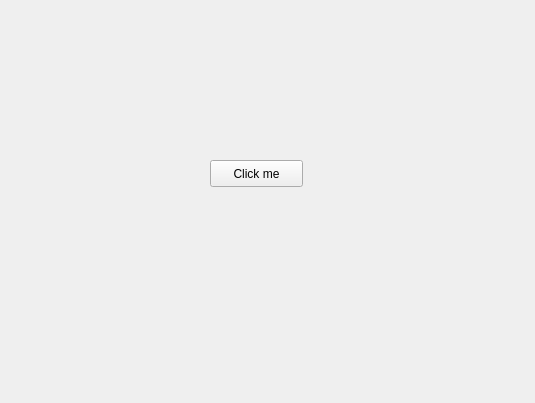
The window that src/main_form.ui (navrocky/urtconnector) describes before a commit, drawn with Qt 5.
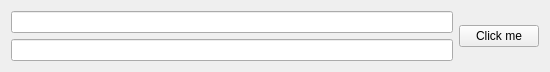
The same window after the commit.

```diff
--- a/src/main_form.ui
+++ b/src/main_form.ui
@@ -6,26 +6,32 @@
    <rect>
     <x>0</x>
     <y>0</y>
-    <width>535</width>
-    <height>403</height>
+    <width>550</width>
+    <height>68</height>
    </rect>
   </property>
   <property name="windowTitle">
    <string>main_form</string>
   </property>
-  <widget class="QPushButton" name="pushButton">
-   <property name="geometry">
-    <rect>
-     <x>210</x>
-     <y>160</y>
-     <width>93</width>
-     <height>27</height>
-    </rect>
-   </property>
+  <layout class="QHBoxLayout" name="horizontalLayout">
+   <item>
+    <layout class="QVBoxLayout" name="verticalLayout">
+     <item>
+      <widget class="QLineEdit" name="edit1"/>
+     </item>
+     <item>
+      <widget class="QLineEdit" name="edit2"/>
+     </item>
+    </layout>
+   </item>
+   <item>
+    <widget class="QPushButton" name="button">
    <property name="text">
     <string>Click me</string>
    </property>
   </widget>
+   </item>
+  </layout>
  </widget>
  <resources/>
  <connections/>
```
Lines whose indentation alone changed are shown as unchanged.
